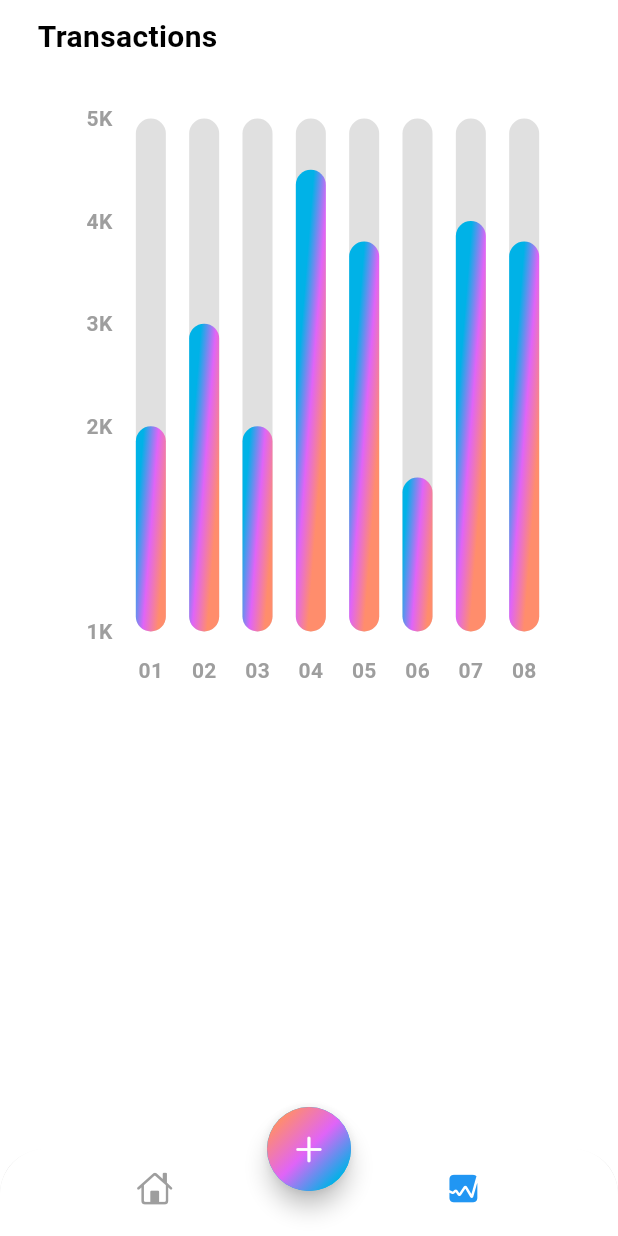
After one commit to CodigoTotal01/SlimExpence, a Flutter app: the screen it shows after launch, item 2 of the bottom bar chosen, on a phone screen of 412 x 824 dp. The commit adds this screen. Run offline on Flutter 3.47's test engine with Material 3 defaults, Android fonts, the light colour scheme and no system bars; drawn by our look-alikes of fl_chart; our stand-ins replace font_awesome_flutter.

Commit message:
Finalizacion primera parte

```diff
--- a/lib/screens/home/views/home_screen.dart
+++ b/lib/screens/home/views/home_screen.dart
@@ -3,9 +3,20 @@
 import 'package:flutter/cupertino.dart';
 import 'package:flutter/material.dart';
 import 'package:slimeexpence/screens/home/views/main_screen.dart';
+import 'package:slimeexpence/screens/stats/stats.dart';
 
-class HomeScreen extends StatelessWidget {
+class HomeScreen extends StatefulWidget {
   const HomeScreen({super.key});
+
+  @override
+  State<HomeScreen> createState() => _HomeScreenState();
+}
+
+class _HomeScreenState extends State<HomeScreen> {
+  int index = 0;
+  late Color selectedItem = Colors.blue;
+  Color unselectedItem = Colors.grey;
+
 
   @override
   Widget build(BuildContext context) {
@@ -16,16 +27,25 @@
           top: Radius.circular(30),
         ),
         child: BottomNavigationBar(
+            onTap: (value) {
+              setState(() {
+                index = value;
+              });
+            },
+            selectedItemColor: Colors.red,
             backgroundColor: Colors.white,
+            showUnselectedLabels: false,
             showSelectedLabels: false,
-              showUnselectedLabels: false,
             elevation: 3,
-              items: const [
+            items: [
               BottomNavigationBarItem(
-                    icon: Icon(CupertinoIcons.home), label: 'Home'),
+                  icon: Icon(CupertinoIcons.home,
+                      color: index == 0 ? selectedItem : unselectedItem),
+                  label: 'Home'),
               BottomNavigationBarItem(
-                    icon: Icon(CupertinoIcons.graph_square_fill),
-                    label: 'Stats'),
+                  icon: Icon(CupertinoIcons.graph_square_fill,
+                      color: index == 1 ? selectedItem : unselectedItem),
+                  label: 'Stats')
             ]),
       ),
       floatingActionButtonLocation: FloatingActionButtonLocation.centerDocked,
@@ -44,6 +64,7 @@
                 ], transform: const GradientRotation(pi / 4))),
             child: const Icon(CupertinoIcons.add)),
       ),
-    body: MainScreen(),);
+      body: index == 0 ? const MainScreen() : const StatScreen(),
+    );
   }
 }
--- /dev/null
+++ b/lib/screens/stats/chart.dart
@@ -0,0 +1,171 @@
+import 'dart:math';
+import 'package:fl_chart/fl_chart.dart';
+import 'package:flutter/material.dart';
+
+class MyChart extends StatefulWidget {
+  const MyChart({super.key});
+
+  @override
+  State<MyChart> createState() => _MyChartState();
+}
+
+class _MyChartState extends State<MyChart> {
+  @override
+  Widget build(BuildContext context) {
+    return BarChart(
+      mainBarData(),
+    );
+  }
+
+  BarChartGroupData makeGroupData(int x, double y) {
+    return BarChartGroupData(
+        x: x,
+        barRods: [
+          BarChartRodData(
+              toY: y,
+              gradient: LinearGradient( //COlores de la barra
+                colors: [
+                  Theme.of(context).colorScheme.primary,
+                  Theme.of(context).colorScheme.secondary,
+                  Theme.of(context).colorScheme.tertiary,
+                ],
+                transform: const GradientRotation(pi / 40),
+              ),
+              width: 20,
+              backDrawRodData: BackgroundBarChartRodData(
+                  show: true,
+                  toY: 5,
+                  color: Colors.grey.shade300
+              )
+          )
+        ]
+    );
+  }
+//Indica el valor que paseen en lo alto de la barra
+  List<BarChartGroupData> showingGroups() => List.generate(8, (i) {
+    switch (i) {
+      case 0:
+        return makeGroupData(0, 2);
+      case 1:
+        return makeGroupData(1, 3);
+      case 2:
+        return makeGroupData(2, 2);
+      case 3:
+        return makeGroupData(3, 4.5);
+      case 4:
+        return makeGroupData(4, 3.8);
+      case 5:
+        return makeGroupData(5, 1.5);
+      case 6:
+        return makeGroupData(6, 4);
+      case 7:
+        return makeGroupData(7, 3.8);
+      default:
+        return throw Error();
+    }
+  });
+
+  BarChartData mainBarData() {
+    return BarChartData(
+      titlesData: FlTitlesData(
+        show: true,
+        rightTitles: const AxisTitles(
+            sideTitles: SideTitles(showTitles: false)
+        ),
+        topTitles: const AxisTitles(
+            sideTitles: SideTitles(showTitles: false)
+        ),
+        bottomTitles: AxisTitles(
+            sideTitles: SideTitles(
+              showTitles: true,
+              reservedSize: 38,
+              getTitlesWidget: getTiles,
+            )
+        ),
+        leftTitles: AxisTitles(
+          sideTitles: SideTitles(
+            showTitles: true,
+            reservedSize: 38,
+            getTitlesWidget: leftTitles,
+          ),
+        ),
+      ),
+      borderData: FlBorderData(
+          show: false
+      ),
+      gridData: const FlGridData(show: false),
+      barGroups: showingGroups(),
+    );
+  }
+
+  Widget getTiles(double value, TitleMeta meta) {
+    const style = TextStyle(
+      color: Colors.grey,
+      fontWeight: FontWeight.bold,
+      fontSize: 14,
+    );
+    Widget text;
+
+    switch (value.toInt()) {
+      case 0:
+        text = const Text('01', style: style);
+        break;
+      case 1:
+        text = const Text('02', style: style);
+        break;
+      case 2:
+        text = const Text('03', style: style);
+        break;
+      case 3:
+        text = const Text('04', style: style);
+        break;
+      case 4:
+        text = const Text('05', style: style);
+        break;
+      case 5:
+        text = const Text('06', style: style);
+        break;
+      case 6:
+        text = const Text('07', style: style);
+        break;
+      case 7:
+        text = const Text('08', style: style);
+        break;
+      default:
+        text = const Text('', style: style);
+        break;
+    }
+    return SideTitleWidget(
+      axisSide: meta.axisSide,
+      space: 16,
+      child: text,
+    );
+  }
+
+  Widget leftTitles(double value, TitleMeta meta) {
+    const style = TextStyle(
+      color: Colors.grey,
+      fontWeight: FontWeight.bold,
+      fontSize: 14,
+    );
+    String text;
+    if (value == 0) {
+      text = '1K';
+    } else if (value == 2) {
+      text = '2K';
+    } else if (value == 3) {
+      text = '3K';
+    } else if (value == 4) {
+      text = '4K';
+    } else if (value == 5) {
+      text = '5K';
+    } else {
+      return Container();
+    }
+    return SideTitleWidget(
+      axisSide: meta.axisSide,
+      space: 0,
+      child: Text(text, style: style),
+    );
+  }
+}
--- /dev/null
+++ b/lib/screens/stats/stats.dart
@@ -0,0 +1,41 @@
+import 'package:flutter/material.dart';
+import 'package:slimeexpence/screens/stats/chart.dart';
+
+
+class StatScreen extends StatelessWidget {
+  const StatScreen({super.key});
+
+  @override
+  Widget build(BuildContext context) {
+    return SafeArea(
+      child: Padding(
+        padding: const EdgeInsets.symmetric(horizontal: 25.0, vertical: 10),
+        child: Column(
+          crossAxisAlignment: CrossAxisAlignment.start,
+          children: [
+            const Text(
+              'Transactions',
+              style: TextStyle(
+                  fontSize: 20,
+                  fontWeight: FontWeight.bold
+              ),
+            ),
+            const SizedBox(height: 20),
+            Container(
+                width: MediaQuery.of(context).size.width,
+                height: MediaQuery.of(context).size.width,
+                decoration: BoxDecoration(
+                    color: Colors.white,
+                    borderRadius: BorderRadius.circular(12)
+                ),
+                child: const Padding(
+                  padding: EdgeInsets.fromLTRB(12, 20, 12, 12),
+                  child: MyChart(),
+                )
+            )
+          ],
+        ),
+      ),
+    );
+  }
+}
--- a/pubspec.yaml
+++ b/pubspec.yaml
@@ -38,6 +38,7 @@
   persistent_bottom_nav_bar_v2: ^5.2.3
   font_awesome_flutter: ^10.7.0
   intl: ^0.19.0
+  fl_chart: ^0.68.0
 
 
 dev_dependencies:
```
Also changed, not shown: pubspec.lock. Lines whose indentation alone changed are shown as unchanged.
